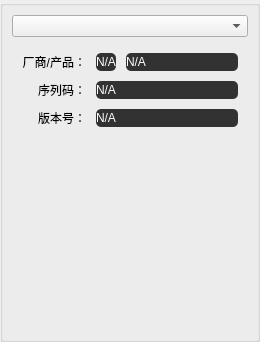
ma6254/QDAP, file src/ui_components/enum_dap.ui: the form before one commit.
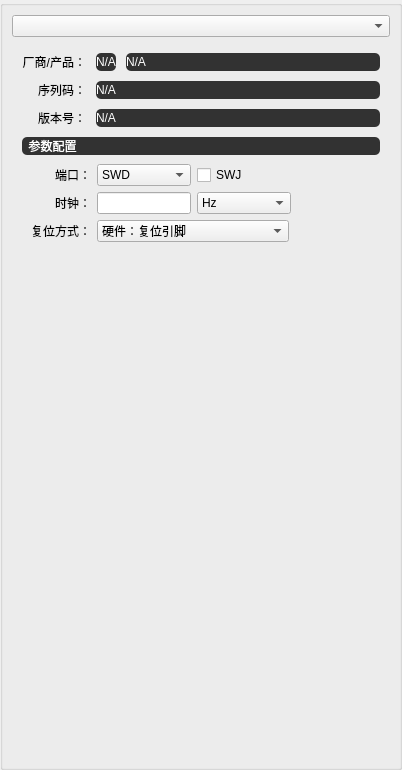
The form after the commit.

Commit message: impl enum_dap parameter configuration panel

```diff
--- a/src/ui_components/enum_dap.ui
+++ b/src/ui_components/enum_dap.ui
@@ -6,8 +6,8 @@
    <rect>
     <x>0</x>
     <y>0</y>
-    <width>260</width>
-    <height>342</height>
+    <width>402</width>
+    <height>770</height>
    </rect>
   </property>
   <property name="windowTitle">
@@ -48,7 +48,7 @@
       </item>
       <item>
        <widget class="QWidget" name="widget" native="true">
-        <layout class="QGridLayout" name="gridLayout" rowstretch="0,0,0" columnstretch="0,0">
+        <layout class="QGridLayout" name="gridLayout" rowstretch="0,0,0,0,0" columnstretch="0,0" rowminimumheight="0,0,0,0,0">
          <property name="leftMargin">
           <number>10</number>
          </property>
@@ -64,29 +64,6 @@
          <property name="spacing">
           <number>10</number>
          </property>
-         <item row="1" column="1">
-          <widget class="QLabel" name="label_serial">
-           <property name="styleSheet">
-            <string notr="true">QLabel {
-    background-color: rgba(50, 50, 50, 1);
-    color: rgba(255, 255, 255, 1);
-    border-radius: 5px;
-}</string>
-           </property>
-           <property name="text">
-            <string>N/A</string>
-           </property>
-           <property name="wordWrap">
-            <bool>true</bool>
-           </property>
-           <property name="margin">
-            <number>5</number>
-           </property>
-           <property name="textInteractionFlags">
-            <set>Qt::TextInteractionFlag::LinksAccessibleByMouse|Qt::TextInteractionFlag::TextSelectableByKeyboard|Qt::TextInteractionFlag::TextSelectableByMouse</set>
-           </property>
-          </widget>
-         </item>
          <item row="1" column="0">
           <widget class="QLabel" name="label_title_serial">
            <property name="text">
@@ -97,13 +74,26 @@
            </property>
           </widget>
          </item>
-         <item row="2" column="0">
-          <widget class="QLabel" name="label_title_version">
+         <item row="1" column="1">
+          <widget class="QLabel" name="label_serial">
+           <property name="styleSheet">
+            <string notr="true">QLabel {
+    background-color: rgba(50, 50, 50, 1);
+    color: rgba(255, 255, 255, 1);
+    border-radius: 5px;
+}</string>
+           </property>
            <property name="text">
-            <string>版本号：</string>
+            <string>N/A</string>
            </property>
-           <property name="alignment">
-            <set>Qt::AlignmentFlag::AlignRight|Qt::AlignmentFlag::AlignTrailing|Qt::AlignmentFlag::AlignVCenter</set>
+           <property name="wordWrap">
+            <bool>true</bool>
+           </property>
+           <property name="margin">
+            <number>5</number>
+           </property>
+           <property name="textInteractionFlags">
+            <set>Qt::TextInteractionFlag::LinksAccessibleByMouse|Qt::TextInteractionFlag::TextSelectableByKeyboard|Qt::TextInteractionFlag::TextSelectableByMouse</set>
            </property>
           </widget>
          </item>
@@ -140,6 +130,224 @@
            </property>
           </widget>
          </item>
+         <item row="4" column="0" colspan="2">
+          <widget class="QWidget" name="widget_config" native="true">
+           <property name="styleSheet">
+            <string notr="true">QWidget#widget_config {
+	background-color: rgba(50,50,50,1.0);
+    border-radius: 5px;
+};
+</string>
+           </property>
+           <layout class="QGridLayout" name="gridLayout_3">
+            <property name="leftMargin">
+             <number>0</number>
+            </property>
+            <property name="topMargin">
+             <number>0</number>
+            </property>
+            <property name="rightMargin">
+             <number>0</number>
+            </property>
+            <property name="bottomMargin">
+             <number>0</number>
+            </property>
+            <property name="spacing">
+             <number>0</number>
+            </property>
+            <item row="0" column="0" colspan="2">
+             <widget class="QLabel" name="label_4">
+              <property name="styleSheet">
+               <string notr="true">QLabel {
+    background-color: rgb(50,50,50);
+    color: rgba(255, 255, 255, 1);
+    border-radius: 5px;
+}</string>
+              </property>
+              <property name="text">
+               <string>  参数配置</string>
+              </property>
+              <property name="margin">
+               <number>5</number>
+              </property>
+             </widget>
+            </item>
+            <item row="1" column="0" colspan="2">
+             <widget class="QWidget" name="widget_config_content" native="true">
+              <property name="styleSheet">
+               <string notr="true">QWidget#widget_config_content {
+	background-color: rgba(240,240,240,1.0);
+	border-color: rgba(50,50,50,1.0);
+    border: 2px solid;
+    border-radius: 5px;
+};
+</string>
+              </property>
+              <layout class="QGridLayout" name="gridLayout_2" columnstretch="0,0">
+               <property name="leftMargin">
+                <number>9</number>
+               </property>
+               <property name="topMargin">
+                <number>9</number>
+               </property>
+               <property name="rightMargin">
+                <number>9</number>
+               </property>
+               <property name="bottomMargin">
+                <number>9</number>
+               </property>
+               <property name="spacing">
+                <number>6</number>
+               </property>
+               <item row="0" column="0">
+                <widget class="QLabel" name="label">
+                 <property name="text">
+                  <string>端口：</string>
+                 </property>
+                 <property name="alignment">
+                  <set>Qt::AlignmentFlag::AlignRight|Qt::AlignmentFlag::AlignTrailing|Qt::AlignmentFlag::AlignVCenter</set>
+                 </property>
+                </widget>
+               </item>
+               <item row="1" column="0">
+                <widget class="QLabel" name="label_2">
+                 <property name="text">
+                  <string>时钟：</string>
+                 </property>
+                 <property name="alignment">
+                  <set>Qt::AlignmentFlag::AlignRight|Qt::AlignmentFlag::AlignTrailing|Qt::AlignmentFlag::AlignVCenter</set>
+                 </property>
+                </widget>
+               </item>
+               <item row="2" column="0">
+                <widget class="QLabel" name="label_3">
+                 <property name="text">
+                  <string>复位方式：</string>
+                 </property>
+                 <property name="alignment">
+                  <set>Qt::AlignmentFlag::AlignRight|Qt::AlignmentFlag::AlignTrailing|Qt::AlignmentFlag::AlignVCenter</set>
+                 </property>
+                </widget>
+               </item>
+               <item row="0" column="1">
+                <layout class="QHBoxLayout" name="horizontalLayout_3" stretch="35,35,30">
+                 <item>
+                  <widget class="QComboBox" name="comboBox_port">
+                   <item>
+                    <property name="text">
+                     <string>SWD</string>
+                    </property>
+                   </item>
+                   <item>
+                    <property name="text">
+                     <string>JTAG</string>
+                    </property>
+                   </item>
+                  </widget>
+                 </item>
+                 <item>
+                  <widget class="QCheckBox" name="checkBox_swj">
+                   <property name="text">
+                    <string>SWJ</string>
+                   </property>
+                  </widget>
+                 </item>
+                 <item>
+                  <spacer name="horizontalSpacer_3">
+                   <property name="orientation">
+                    <enum>Qt::Orientation::Horizontal</enum>
+                   </property>
+                   <property name="sizeHint" stdset="0">
+                    <size>
+                     <width>40</width>
+                     <height>20</height>
+                    </size>
+                   </property>
+                  </spacer>
+                 </item>
+                </layout>
+               </item>
+               <item row="1" column="1">
+                <layout class="QHBoxLayout" name="horizontalLayout_2" stretch="35,35,30">
+                 <item>
+                  <widget class="QLineEdit" name="lineEdit_clock"/>
+                 </item>
+                 <item>
+                  <widget class="QComboBox" name="comboBox_clock_unit">
+                   <item>
+                    <property name="text">
+                     <string>Hz</string>
+                    </property>
+                   </item>
+                   <item>
+                    <property name="text">
+                     <string>KHz</string>
+                    </property>
+                   </item>
+                   <item>
+                    <property name="text">
+                     <string>MHz</string>
+                    </property>
+                   </item>
+                   <item>
+                    <property name="text">
+                     <string>GHz</string>
+                    </property>
+                   </item>
+                  </widget>
+                 </item>
+                 <item>
+                  <spacer name="horizontalSpacer">
+                   <property name="orientation">
+                    <enum>Qt::Orientation::Horizontal</enum>
+                   </property>
+                   <property name="sizeHint" stdset="0">
+                    <size>
+                     <width>40</width>
+                     <height>20</height>
+                    </size>
+                   </property>
+                  </spacer>
+                 </item>
+                </layout>
+               </item>
+               <item row="2" column="1">
+                <layout class="QHBoxLayout" name="horizontalLayout_4" stretch="70,30">
+                 <item>
+                  <widget class="QComboBox" name="comboBox">
+                   <item>
+                    <property name="text">
+                     <string>硬件：复位引脚</string>
+                    </property>
+                   </item>
+                   <item>
+                    <property name="text">
+                     <string>软件：AIRCR寄存器</string>
+                    </property>
+                   </item>
+                  </widget>
+                 </item>
+                 <item>
+                  <spacer name="horizontalSpacer_2">
+                   <property name="orientation">
+                    <enum>Qt::Orientation::Horizontal</enum>
+                   </property>
+                   <property name="sizeHint" stdset="0">
+                    <size>
+                     <width>40</width>
+                     <height>20</height>
+                    </size>
+                   </property>
+                  </spacer>
+                 </item>
+                </layout>
+               </item>
+              </layout>
+             </widget>
+            </item>
+           </layout>
+          </widget>
+         </item>
          <item row="0" column="1">
           <layout class="QHBoxLayout" name="horizontalLayout" stretch="0,1">
            <item>
@@ -190,6 +398,16 @@
            </item>
           </layout>
          </item>
+         <item row="2" column="0">
+          <widget class="QLabel" name="label_title_version">
+           <property name="text">
+            <string>版本号：</string>
+           </property>
+           <property name="alignment">
+            <set>Qt::AlignmentFlag::AlignRight|Qt::AlignmentFlag::AlignTrailing|Qt::AlignmentFlag::AlignVCenter</set>
+           </property>
+          </widget>
+         </item>
         </layout>
        </widget>
       </item>
```
The commit also changes 10 other files.
